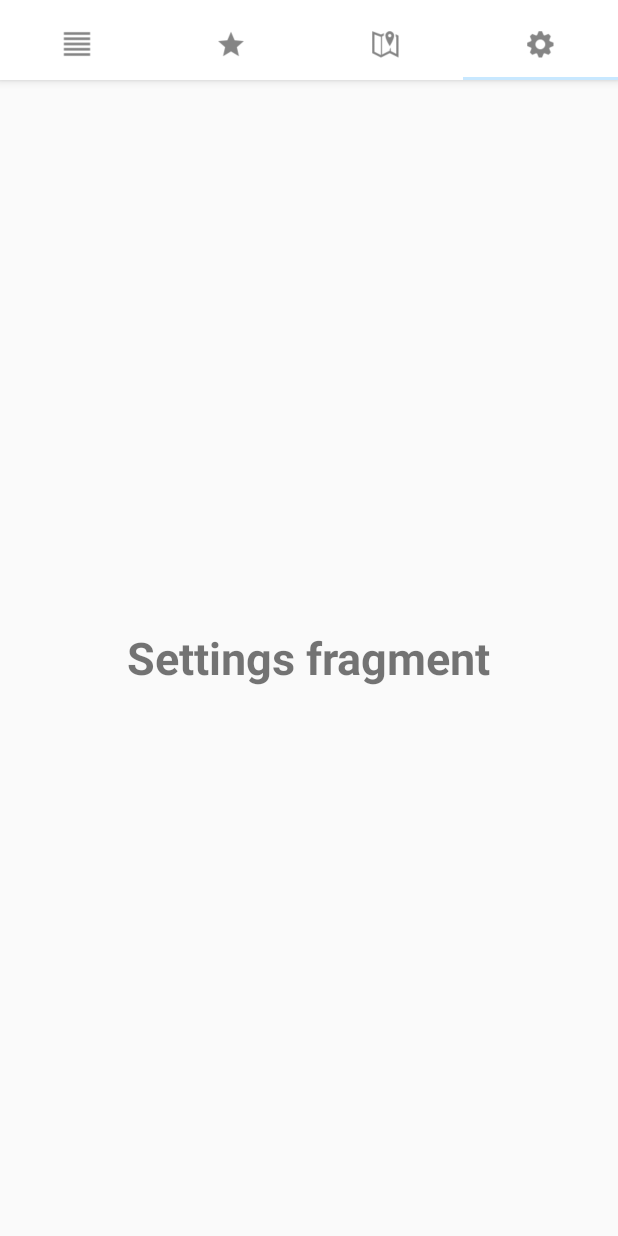
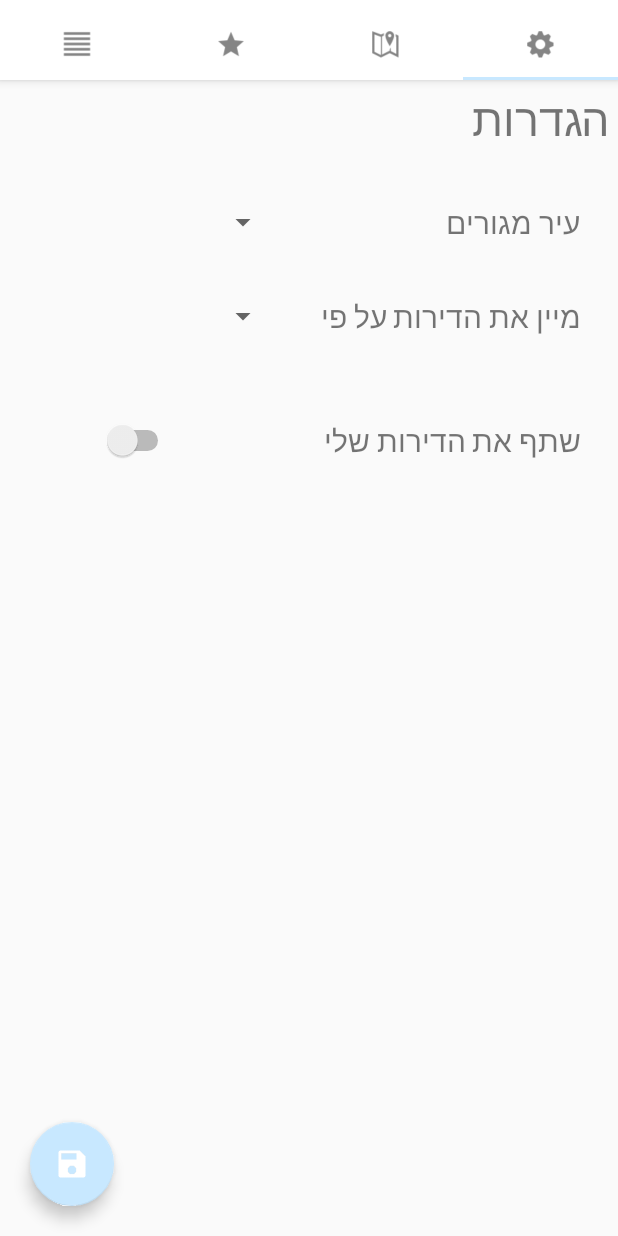
Before and after one commit to Juvygelbard/CheckLease, an Android app: the screen it shows after launch (MainActivity), tab 4 chosen, on a phone screen of 412 x 824 dp. Run offline under Robolectric (Android 15) with nearby library versions, the phone set to English and light mode, and no system bars.

Commit message:
settings - XML ONLY

```diff
--- a/app/src/main/res/layout/fragment_settings.xml
+++ b/app/src/main/res/layout/fragment_settings.xml
@@ -1,15 +1,118 @@
 <?xml version="1.0" encoding="utf-8"?>
 <RelativeLayout xmlns:android="http://schemas.android.com/apk/res/android"
-    xmlns:tools="http://schemas.android.com/tools"
     android:layout_width="match_parent"
-    android:layout_height="match_parent"
-    tools:context="Fragments.SettingsFragment">
+    android:layout_height="match_parent">
 
-    <TextView
-        android:layout_width="wrap_content"
+    <LinearLayout
+        android:orientation="vertical"
+        android:layout_width="match_parent"
         android:layout_height="wrap_content"
-        android:text="Settings fragment"
-        android:textSize="30dp"
-        android:textStyle="bold"
-        android:layout_centerInParent="true"/>
+        android:padding="5dp"
+        android:weightSum="1">
+
+        <TextView
+            android:layout_width="wrap_content"
+            android:layout_height="wrap_content"
+            android:text="@string/settingsTitle"
+            android:textSize="30dp"
+            android:layout_gravity="right"
+            android:id="@+id/tvSettingsTitle" />
+
+        <LinearLayout
+            android:orientation="vertical"
+            android:layout_width="match_parent"
+            android:layout_height="match_parent"
+            android:padding="20dp">
+
+            <LinearLayout
+                android:orientation="horizontal"
+                android:paddingTop="15dp"
+                android:layout_width="match_parent"
+                android:layout_height="match_parent">
+
+                <Spinner
+                    android:layout_width="match_parent"
+                    android:layout_height="match_parent"
+                    android:layout_weight="2.5"
+                    android:layout_gravity="left"
+                    android:id="@+id/spinner" />
+
+                <TextView
+                    android:layout_width="match_parent"
+                    android:layout_height="wrap_content"
+                    android:layout_weight="2"
+                    android:layout_gravity="right"
+                    android:text="@string/city"
+                    android:textSize="20dp"
+                    android:id="@+id/text_view_city"/>
+
+
+            </LinearLayout>
+
+            <LinearLayout
+                android:orientation="horizontal"
+                android:layout_width="match_parent"
+                android:layout_height="match_parent"
+                android:paddingTop="35dp">
+
+                <Spinner
+                    android:layout_width="match_parent"
+                    android:layout_height="match_parent"
+                    android:layout_weight="2.5"
+                    android:layout_gravity="left"
+                    android:id="@+id/spinner_sort" />
+
+                <TextView
+                    android:layout_width="match_parent"
+                    android:layout_height="wrap_content"
+                    android:layout_weight="2"
+                    android:layout_gravity="right"
+                    android:text="@string/sort"
+                    android:textSize="20dp"
+                    android:id="@+id/text_view_sort"/>
+
+            </LinearLayout>
+
+            <LinearLayout
+                android:orientation="horizontal"
+                android:layout_width="match_parent"
+                android:layout_height="match_parent"
+                android:paddingTop="55dp">
+
+                <Switch
+                    android:layout_width="match_parent"
+                    android:layout_height="match_parent"
+                    android:layout_weight="6"
+                    android:layout_gravity="left"
+                    android:id="@+id/switch_share" />
+
+                <TextView
+                    android:layout_width="match_parent"
+                    android:layout_height="wrap_content"
+                    android:layout_weight="2"
+                    android:layout_gravity="right"
+                    android:text="@string/share"
+                    android:textSize="20dp"
+                    android:id="@+id/text_view_share"/>
+
+            </LinearLayout>
+
+        </LinearLayout>
+
+    </LinearLayout>
+
+    <android.support.design.widget.FloatingActionButton
+            xmlns:app="http://schemas.android.com/apk/res-auto"
+            android:id="@+id/add_button"
+            android:layout_height="wrap_content"
+            android:layout_width="wrap_content"
+            android:src="@drawable/save_btn"
+            android:layout_alignParentLeft="true"
+            android:layout_alignParentBottom="true"
+            android:layout_marginLeft="20dp"
+            android:layout_marginBottom="20dp"
+            android:onClick="openAddApartment"
+            app:fabSize="normal"
+            />
+
 </RelativeLayout>
--- a/app/src/main/res/values/strings.xml
+++ b/app/src/main/res/values/strings.xml
@@ -2,4 +2,9 @@
     <string name="app_name">CheckLease</string>
     <string name="db_name">CheckLeaseDB</string>
     <string name="AddApartmentTitle">דירה חדשה</string>
+    <string name="settingsTitle">הגדרות</string>
+    <string name="city">עיר מגורים</string>
+    <string name="share">שתף את הדירות שלי</string>
+    <string name="sort">מיין את הדירות על פי</string>
+
 </resources>
```
Also changed, not shown: 1 other file.
